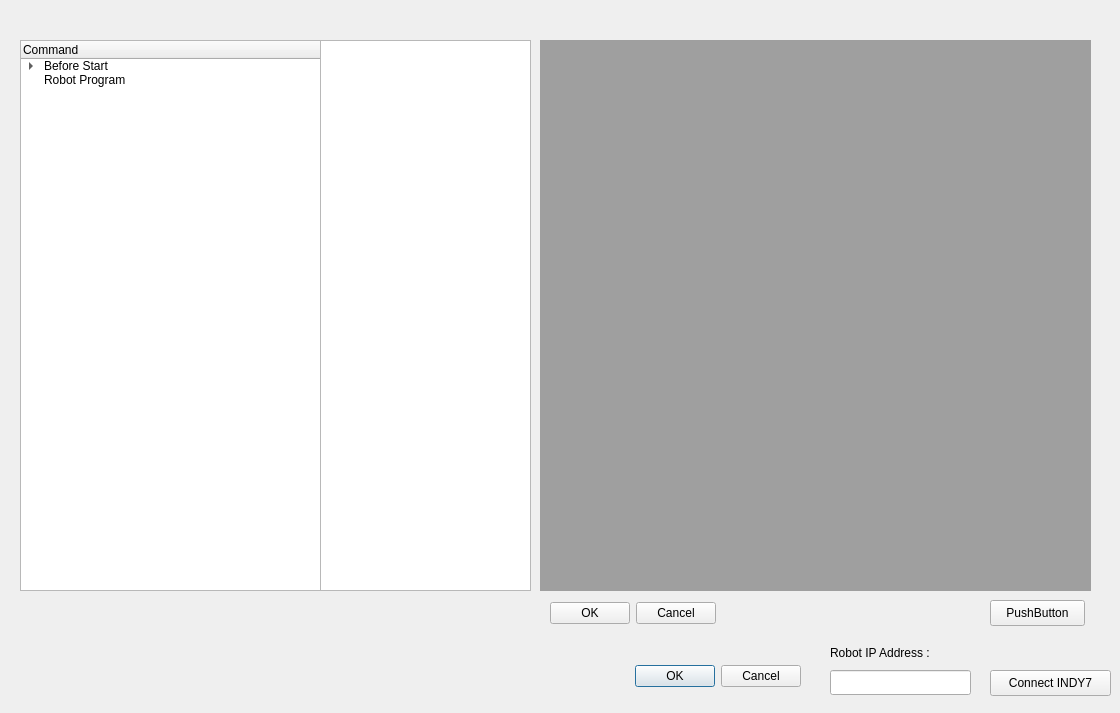
Above: ui/dialogprogram.ui from rendezvue/ViNet before the change. Below: the same form after it.
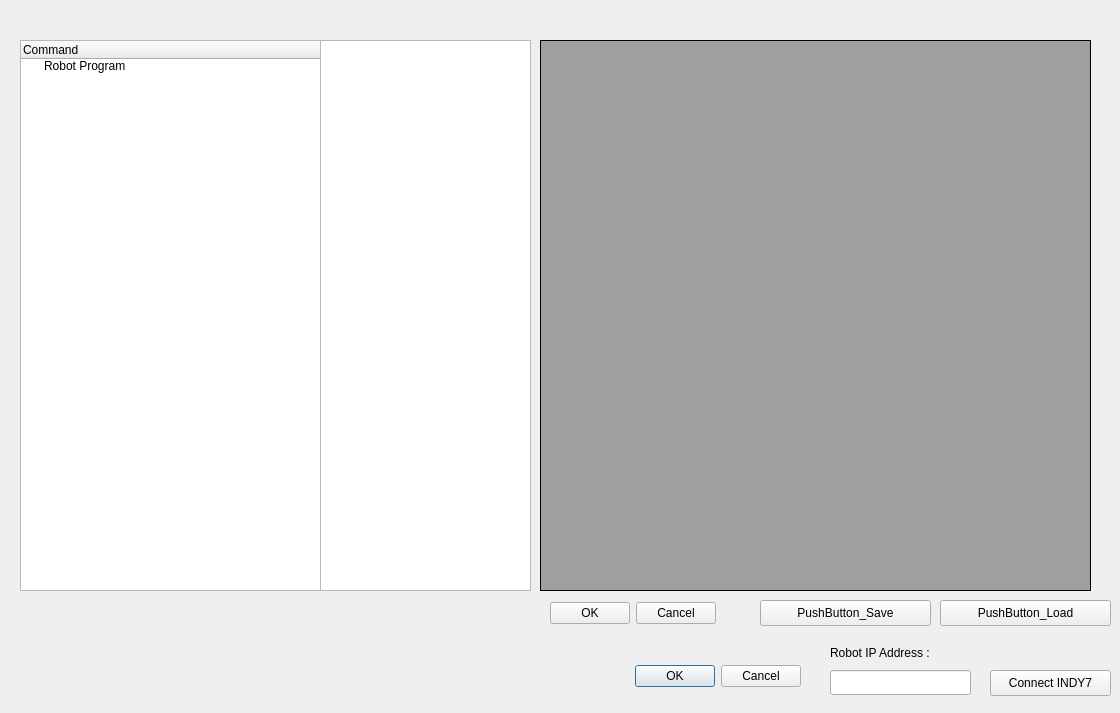
That is the form after the change.

Commit message: joint move & frame move ui added.

What changed in the file:
```diff
--- a/ui/dialogprogram.ui
+++ b/ui/dialogprogram.ui
@@ -85,16 +85,6 @@
      <string>Command</string>
     </property>
    </column>
-   <item>
-    <property name="text">
-     <string>Before Start</string>
-    </property>
-    <item>
-     <property name="text">
-      <string>Set Value</string>
-     </property>
-    </item>
-   </item>
    <item>
     <property name="text">
      <string>Robot Program</string>
@@ -104,14 +94,14 @@
   <widget class="QPushButton" name="pushButton">
    <property name="geometry">
     <rect>
-     <x>990</x>
+     <x>760</x>
      <y>600</y>
-     <width>95</width>
+     <width>171</width>
      <height>26</height>
     </rect>
    </property>
    <property name="text">
-    <string>PushButton</string>
+    <string>PushButton_Save</string>
    </property>
   </widget>
   <widget class="QDialogButtonBox" name="buttonBox_2">
@@ -136,6 +126,9 @@
      <height>551</height>
     </rect>
    </property>
+   <property name="frameShape">
+    <enum>QFrame::Box</enum>
+   </property>
   </widget>
   <widget class="QListWidget" name="listWidget">
    <property name="geometry">
@@ -147,6 +140,19 @@
     </rect>
    </property>
   </widget>
+  <widget class="QPushButton" name="pushButton_Load">
+   <property name="geometry">
+    <rect>
+     <x>940</x>
+     <y>600</y>
+     <width>171</width>
+     <height>26</height>
+    </rect>
+   </property>
+   <property name="text">
+    <string>PushButton_Load</string>
+   </property>
+  </widget>
  </widget>
  <resources/>
  <connections>
```
Left out of the diff: 8 changed lines with no effect on the pictures. The commit also changes 7 other files.
